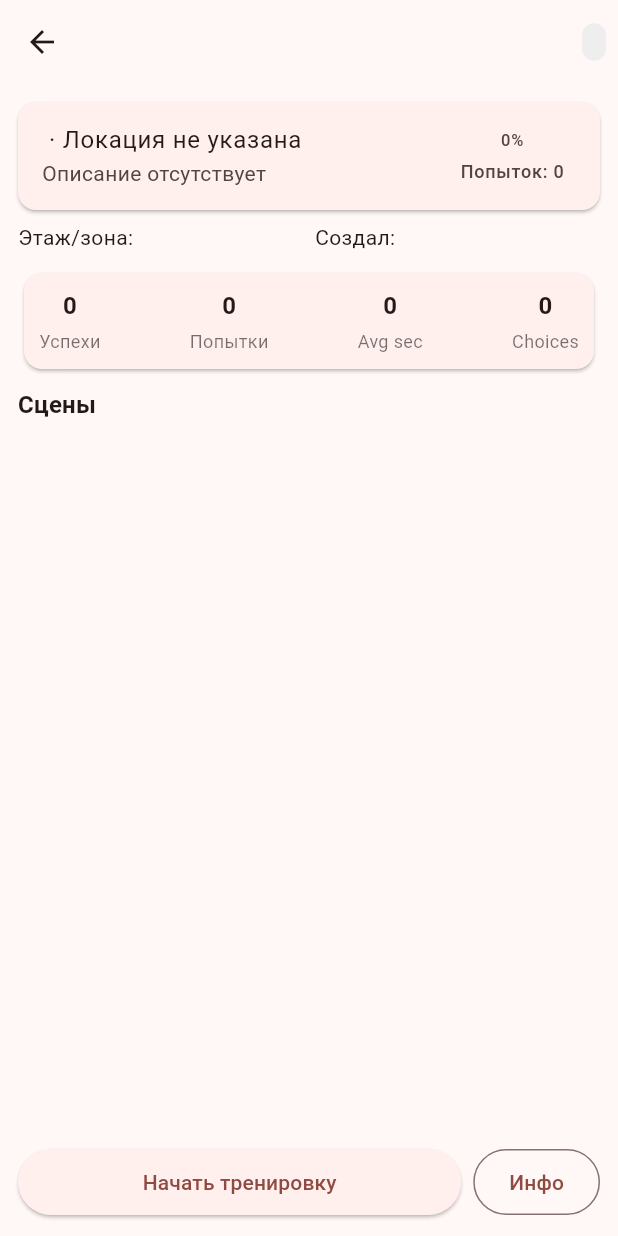
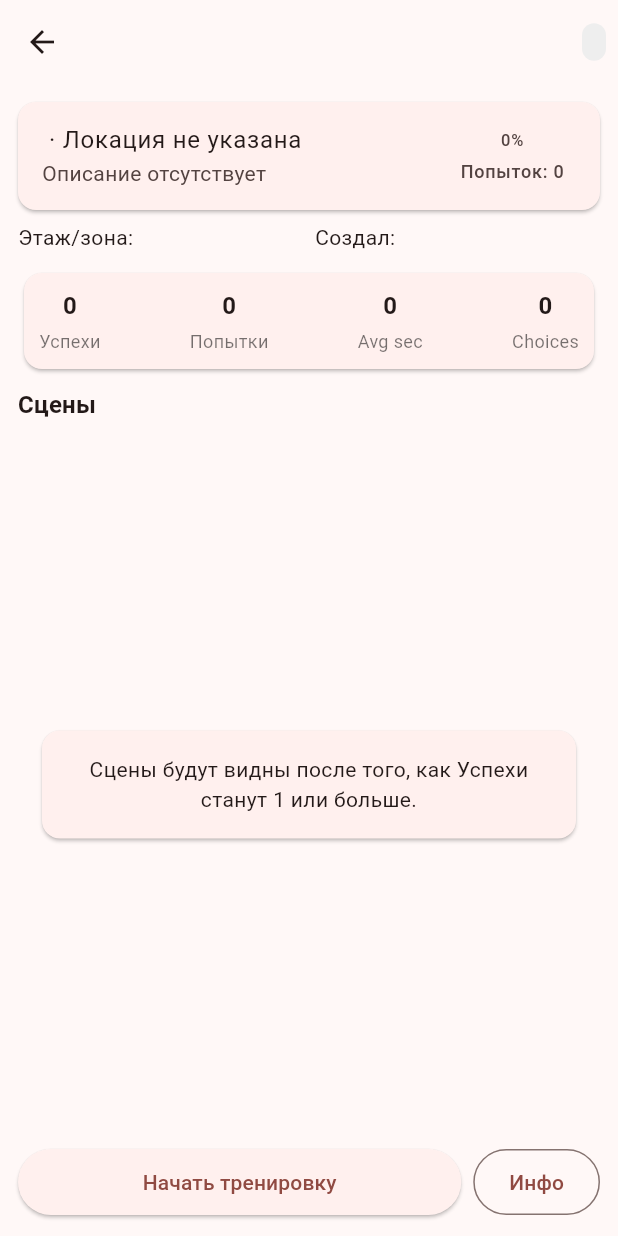
Before and after one commit to alishertolegen/safe_up, a Flutter app: the TrainingDetailScreen screen opened directly with empty values, on a phone screen of 412 x 824 dp. Run offline on Flutter 3.47's test engine with Material 3 defaults, Android fonts, the light colour scheme and no system bars; our stand-ins replace go_router, shared_preferences; accounts and stored records are empty.

Commit message:
backup7.1

```diff
--- a/lib/TrainingDetailScreen.dart
+++ b/lib/TrainingDetailScreen.dart
@@ -103,8 +103,9 @@ class TrainingDetailScreen extends StatelessWidget {
               child: Text('Сцены', style: Theme.of(context).textTheme.titleMedium?.copyWith(fontWeight: FontWeight.w600)),
             ),
             const SizedBox(height: 8),
-            // scenes list
-            Expanded(
+            // scenes list — показываем только когда успехи >= 1
+            training.stats.successes >= 1
+                ? Expanded(
                     child: ListView.builder(
                       itemCount: training.scenes.length,
                       itemBuilder: (ctx, idx) {
@@ -133,6 +134,20 @@ class TrainingDetailScreen extends StatelessWidget {
                           ),
                         );
                       },
+                    ),
+                  )
+                : Expanded(
+                    child: Center(
+                      child: Card(
+                        margin: const EdgeInsets.symmetric(horizontal: 16.0),
+                        child: const Padding(
+                          padding: EdgeInsets.all(16.0),
+                          child: Text(
+                            'Сцены будут видны после того, как Успехи станут 1 или больше.',
+                            textAlign: TextAlign.center,
+                          ),
+                        ),
+                      ),
                     ),
                   ),
             const SizedBox(height: 8),
```
Lines whose indentation alone changed are shown as unchanged.
